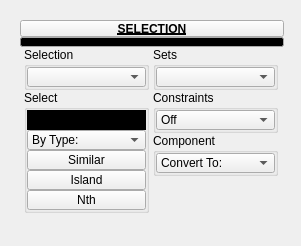
The window that ui/level_3/selection.ui (m3trik/Scripts_portable) describes before a commit, drawn with Qt 5.
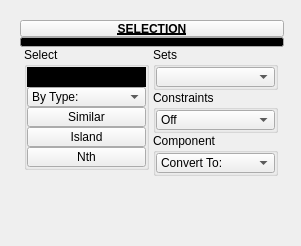
The same window after the commit. Custom widgets are drawn as their Qt base class.

```diff
--- a/ui/level_3/selection.ui
+++ b/ui/level_3/selection.ui
@@ -176,70 +176,6 @@
          <property name="spacing">
           <number>0</number>
          </property>
-         <item>
-          <widget class="QGroupBox" name="groupBox_7">
-           <property name="minimumSize">
-            <size>
-             <width>125</width>
-             <height>0</height>
-            </size>
-           </property>
-           <property name="maximumSize">
-            <size>
-             <width>125</width>
-             <height>999</height>
-            </size>
-           </property>
-           <property name="title">
-            <string>Selection</string>
-           </property>
-           <layout class="QVBoxLayout" name="verticalLayout_3">
-            <property name="spacing">
-             <number>0</number>
-            </property>
-            <property name="leftMargin">
-             <number>0</number>
-            </property>
-            <property name="topMargin">
-             <number>0</number>
-            </property>
-            <property name="rightMargin">
-             <number>0</number>
-            </property>
-            <property name="bottomMargin">
-             <number>0</number>
-            </property>
-            <item>
-             <widget class="TkComboBox" name="cmb006">
-              <property name="minimumSize">
-               <size>
-                <width>0</width>
-                <height>20</height>
-               </size>
-              </property>
-              <property name="maximumSize">
-               <size>
-                <width>999</width>
-                <height>20</height>
-               </size>
-              </property>
-              <property name="toolTip">
-               <string>&lt;html&gt;&lt;head/&gt;&lt;body&gt;&lt;p&gt;A list of currently selected objects.&lt;/p&gt;&lt;p&gt;Unchecking an object, deselects it.&lt;/p&gt;&lt;p&gt;*selection sizes are limited to 50 objects.&lt;/p&gt;&lt;/body&gt;&lt;/html&gt;</string>
-              </property>
-              <property name="editable">
-               <bool>false</bool>
-              </property>
-              <property name="maxVisibleItems">
-               <number>50</number>
-              </property>
-              <property name="sizeAdjustPolicy">
-               <enum>QComboBox::AdjustToContents</enum>
-              </property>
-             </widget>
-            </item>
-           </layout>
-          </widget>
-         </item>
          <item>
           <widget class="QGroupBox" name="groupBox_5">
            <property name="minimumSize">
```
